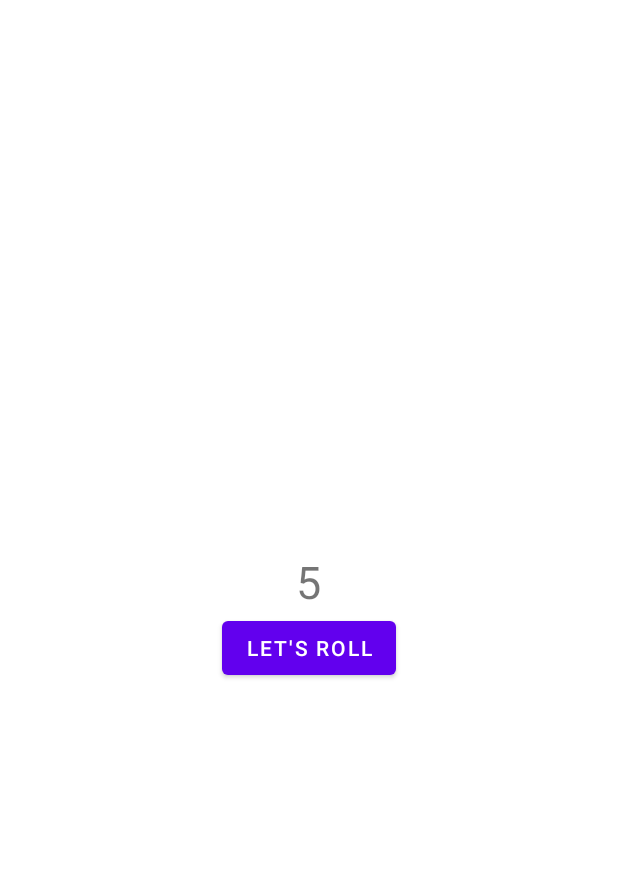
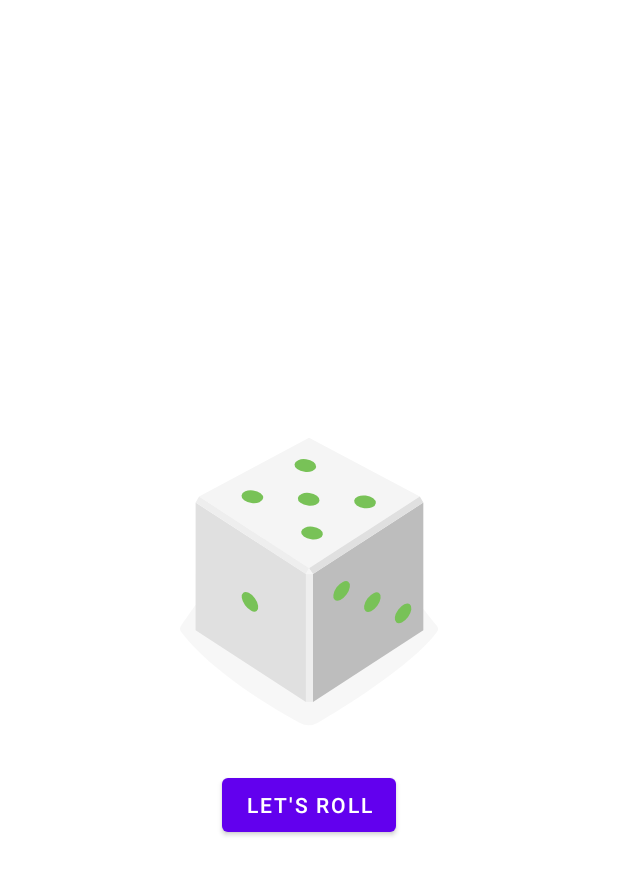
Before and after one commit to seer06023/diceroller, an Android app: the MainActivity screen opened directly, with no data from a screen before it, after a tap on "LET'S ROLL", on a phone screen of 412 x 824 dp. Shown: the top 875 px of the screen. Run offline under Robolectric (Android 15) with nearby library versions, the phone set to English and light mode, and no system bars.

Commit message:
logic to dice xml

```diff
--- a/app/src/main/java/com/example/diceroller/MainActivity.kt
+++ b/app/src/main/java/com/example/diceroller/MainActivity.kt
@@ -3,12 +3,12 @@ package com.example.diceroller
 import androidx.appcompat.app.AppCompatActivity
 import android.os.Bundle
 import android.widget.Button
+import android.widget.ImageView
 import android.widget.TextView
 import android.widget.Toast
 import android.widget.Toast.makeText
 import kotlinx.android.synthetic.main.activity_main.*
 import java.util.*
-
 
 class MainActivity : AppCompatActivity() {
 
@@ -25,11 +25,17 @@ class MainActivity : AppCompatActivity() {
     }
 
     private fun rollDice() {
-        val resultText: TextView = findViewById(R.id.result_text)
 
         val randomInt: Int =  Random().nextInt(6) + 1
-        resultText.text = randomInt.toString()
+        val drawableResource  = when (randomInt){
+            1 -> R.drawable.dice_1
+            2 -> R.drawable.dice_2
+            3 -> R.drawable.dice_3
+            4 -> R.drawable.dice_4
+            5 -> R.drawable.dice_5
+            else -> R.drawable.dice_6
+        }
+        val diceImage: ImageView = findViewById(R.id.dice_image)
+        diceImage.setImageResource(drawableResource)
     }
-
-
 }
--- a/app/src/main/res/layout/activity_main.xml
+++ b/app/src/main/res/layout/activity_main.xml
@@ -7,13 +7,12 @@
     android:orientation="vertical"
     tools:context=".MainActivity">
 
-    <TextView
-        android:id= "@+id/result_text"
-        android:layout_width="wrap_content"
-        android:layout_height="wrap_content"
-        android:layout_gravity="center_horizontal"
-        android:textSize="30sp"
-        android:text="1" />
+  <ImageView
+      android:id="@+id/dice_image"
+      android:layout_width="wrap_content"
+      android:layout_height="wrap_content"
+      android:layout_gravity="center_horizontal"
+      android:src="@drawable/dice_1"/>
 
     <Button
         android:layout_width="wrap_content"
```
